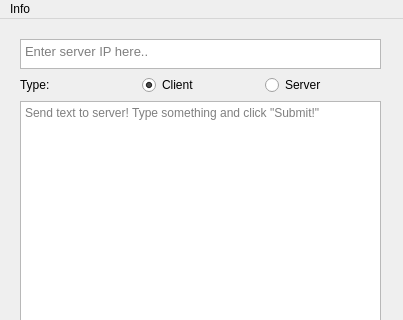
Old version of the form mainwindow.ui in the repository ollyhearn/MirrorBoard; both pictures show x 0 to 403 and y 0 to 320 of the 403 by 569 pixel window.
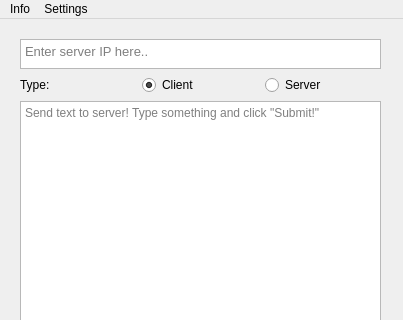
New version of the form.

Diff of the .ui file:
```diff
--- a/mainwindow.ui
+++ b/mainwindow.ui
@@ -154,7 +154,14 @@
     </property>
     <addaction name="actionAbout"/>
    </widget>
+   <widget class="QMenu" name="menuSettings">
+    <property name="title">
+     <string>Settings</string>
+    </property>
+    <addaction name="actionSet_port"/>
+   </widget>
    <addaction name="menuInfo"/>
+   <addaction name="menuSettings"/>
   </widget>
   <widget class="QStatusBar" name="statusbar"/>
   <action name="actionAbout">
```
Left out of the diff: 5 changed lines with no effect on the pictures.
